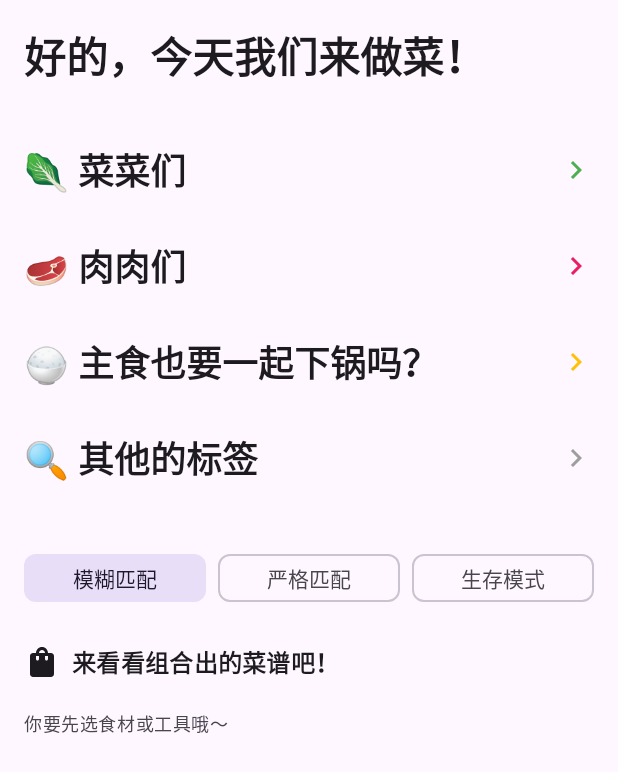
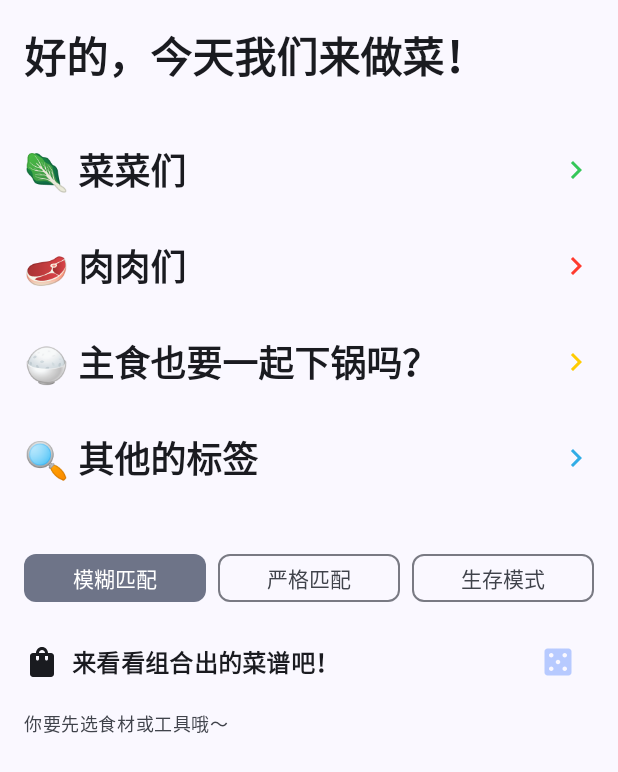
Before and after one commit to Aaron-212/food-guide, an Android app built with Jetpack Compose: the screen it shows after launch (MainActivity), on a phone screen of 412 x 824 dp. Shown: the top 772 px of the screen. Run offline under Robolectric (Android 15) with nearby library versions, the phone set to English and light mode, and no system bars; network calls fail; 1 statement that could not run was skipped.

Commit message:
Refactor color usage in RecipeMatcherCard and TagSelectionView; update MainActivity to use AppTheme

```diff
--- a/android/app/src/main/java/personal/aaron212/foodguide/ContentView.kt
+++ b/android/app/src/main/java/personal/aaron212/foodguide/ContentView.kt
@@ -245,9 +245,7 @@ fun RecipeMatcherCard(
                     tint = if (recipes.isNotEmpty()) {
                         MaterialTheme.colorScheme.primary
                     } else {
-                        MaterialTheme.colorScheme.onSurface.copy(
-                            alpha = 0f
-                        ) // Hide icon by making it transparent
+                        MaterialTheme.colorScheme.inversePrimary
                     }
                 )
             }
@@ -300,13 +298,8 @@ fun RecipeFlow(recipes: List<Recipe>, navController: NavController) {
                         Icon(
                             Icons.Default.PlayArrow,
                             contentDescription = "Video",
-                            tint = MaterialTheme.colorScheme.onSecondaryContainer
                         )
                     },
-                    colors = AssistChipDefaults.assistChipColors(
-                        containerColor = MaterialTheme.colorScheme.tertiaryContainer,
-                        labelColor = MaterialTheme.colorScheme.onTertiaryContainer
-                    ),
                 )
             } else {
                 AssistChip(
@@ -318,13 +311,8 @@ fun RecipeFlow(recipes: List<Recipe>, navController: NavController) {
                         Icon(
                             Icons.Default.Description,
                             contentDescription = "Recipe",
-                            tint = MaterialTheme.colorScheme.onSecondaryContainer
                         )
                     },
-                    colors = AssistChipDefaults.assistChipColors(
-                        containerColor = MaterialTheme.colorScheme.secondaryContainer,
-                        labelColor = MaterialTheme.colorScheme.onSecondaryContainer
-                    ),
                 )
             }
         }
--- a/android/app/src/main/java/personal/aaron212/foodguide/MainActivity.kt
+++ b/android/app/src/main/java/personal/aaron212/foodguide/MainActivity.kt
@@ -8,17 +8,17 @@ import androidx.compose.foundation.layout.fillMaxSize
 import androidx.compose.material3.MaterialTheme
 import androidx.compose.material3.Surface
 import androidx.compose.ui.Modifier
+import personal.aaron212.foodguide.ui.AppTheme
 
 class MainActivity : ComponentActivity() {
     override fun onCreate(savedInstanceState: Bundle?) {
         super.onCreate(savedInstanceState)
         enableEdgeToEdge()
         setContent {
-            MaterialTheme {
+            AppTheme {
                 // A surface container using the 'background' color from the theme
                 Surface(
-                    modifier = Modifier.fillMaxSize(),
-                    color = MaterialTheme.colorScheme.background
+                    modifier = Modifier.fillMaxSize()
                 ) {
                     ContentView()
                 }
--- a/android/app/src/main/java/personal/aaron212/foodguide/TagSelectionView.kt
+++ b/android/app/src/main/java/personal/aaron212/foodguide/TagSelectionView.kt
@@ -34,6 +34,7 @@ import androidx.compose.ui.draw.rotate
 import androidx.compose.ui.graphics.Color
 import androidx.compose.ui.text.font.FontWeight
 import androidx.compose.ui.unit.dp
+import personal.aaron212.foodguide.ui.LocalCustomColorsPalette
 import java.util.UUID
 
 // Data class for tag categories
@@ -53,6 +54,7 @@ fun TagSelectionView(
     modifier: Modifier = Modifier
 ) {
     var expandedCategories by remember { mutableStateOf(setOf<String>()) }
+    val customColors = LocalCustomColorsPalette.current
 
     val tagCategories = remember {
         listOf(
@@ -62,7 +64,7 @@ fun TagSelectionView(
                     "土豆", "胡萝卜", "花菜", "白萝卜", "西葫芦", "番茄", "芹菜",
                     "黄瓜", "洋葱", "蘑菇", "茄子", "豆腐", "包菜", "白菜"
                 ),
-                tintColor = Color(0xFF4CAF50), // Green
+                tintColor = customColors.vegGreen,
                 titleDisplay = "🥬 菜菜们"
             ),
             SelectableTagCategory(
@@ -71,13 +73,13 @@ fun TagSelectionView(
                     "腊肠", "猪肉", "鸡蛋", "牛肉", "鸭肉", "鸡腿",
                     "鱼", "午餐肉", "鸡肉", "虾"
                 ),
-                tintColor = Color(0xFFE91E63), // Pink
+                tintColor = customColors.meatRed,
                 titleDisplay = "🥩 肉肉们"
             ),
             SelectableTagCategory(
                 name = "主食",
                 tags = listOf("面食", "面包", "米", "方便面"),
-                tintColor = Color(0xFFFFC107), // Yellow/Amber
+                tintColor = customColors.mainYellow,
                 titleDisplay = "🍚 主食也要一起下锅吗？"
             ),
             SelectableTagCategory(
@@ -86,7 +88,7 @@ fun TagSelectionView(
                     "烤箱", "空气炸锅", "微波炉", "盐", "白砂糖",
                     "醋", "葱", "姜", "蒜"
                 ),
-                tintColor = Color(0xFF9E9E9E), // Gray
+                tintColor = customColors.toolCyan,
                 titleDisplay = "🔍 其他的标签"
             )
         )
@@ -204,8 +206,6 @@ private fun TagChip(
         label = { Text(tag) },
         selected = isSelected,
         colors = FilterChipDefaults.filterChipColors(
-            containerColor = categoryColor.copy(alpha = 0.2f),
-            labelColor = categoryColor.copy(alpha = 0.9f),
             selectedContainerColor = categoryColor,
             selectedLabelColor = Color.White
         ),
--- /dev/null
+++ b/android/app/src/main/java/personal/aaron212/foodguide/ui/CustomColors.kt
@@ -0,0 +1,29 @@
+package personal.aaron212.foodguide.ui
+
+import androidx.compose.runtime.Immutable
+import androidx.compose.runtime.staticCompositionLocalOf
+import androidx.compose.ui.graphics.Color
+
+@Immutable
+data class CustomColorsPalette(
+    val vegGreen: Color = Color.Unspecified,
+    val meatRed: Color = Color.Unspecified,
+    val mainYellow: Color = Color.Unspecified,
+    val toolCyan: Color = Color.Unspecified,
+)
+
+val LightCustomColorsPalette = CustomColorsPalette(
+    vegGreen = Color(color = 0xFF35C759),
+    meatRed = Color(color = 0xFFFF3B2F),
+    mainYellow = Color(color = 0xFFFFCC02),
+    toolCyan = Color(color = 0xFF31ADE6)
+)
+
+val DarkCustomColorsPalette = CustomColorsPalette(
+    vegGreen = Color(color = 0xFF31D158),
+    meatRed = Color(color = 0xFFFF453A),
+    mainYellow = Color(color = 0xFFFED709),
+    toolCyan = Color(color = 0xFF64D3FF)
+)
+
+val LocalCustomColorsPalette = staticCompositionLocalOf { CustomColorsPalette() }
--- /dev/null
+++ b/android/app/src/main/java/personal/aaron212/foodguide/ui/Theme.kt
@@ -0,0 +1,35 @@
+package personal.aaron212.foodguide.ui
+
+import androidx.compose.foundation.isSystemInDarkTheme
+import androidx.compose.material3.MaterialTheme
+import androidx.compose.material3.dynamicDarkColorScheme
+import androidx.compose.material3.dynamicLightColorScheme
+import androidx.compose.runtime.Composable
+import androidx.compose.runtime.CompositionLocalProvider
+import androidx.compose.ui.platform.LocalContext
+
+@Composable
+fun AppTheme(
+    useDarkTheme: Boolean = isSystemInDarkTheme(),
+    content: @Composable () -> Unit
+) {
+    val context = LocalContext.current
+    val colors = if (useDarkTheme) {
+        dynamicDarkColorScheme(context)
+    } else {
+        dynamicLightColorScheme(context)
+    }
+
+    val customColorsPalette =
+        if (useDarkTheme) DarkCustomColorsPalette
+        else LightCustomColorsPalette
+
+    CompositionLocalProvider(
+        LocalCustomColorsPalette provides customColorsPalette
+    ) {
+        MaterialTheme(
+            colorScheme = colors,
+            content = content
+        )
+    }
+}
```
